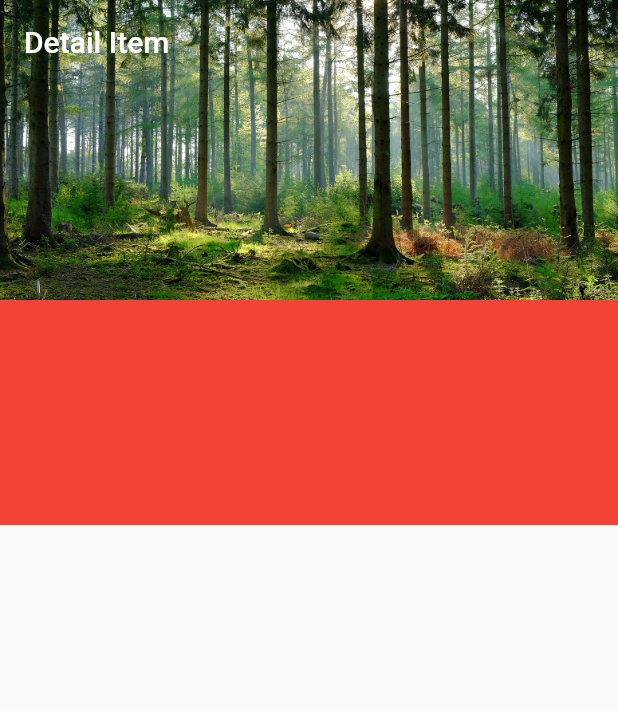
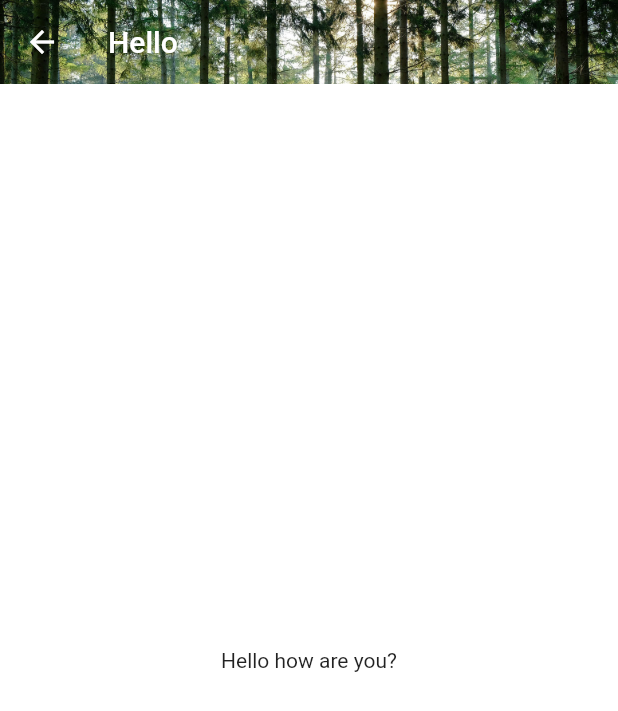
Before and after one commit to kegini/sempak, a Flutter app: the PageDetailItem screen opened directly, on a phone screen of 412 x 824 dp. Shown: the top 711 px of the screen. Run offline on Flutter 3.47's test engine with Material 2 defaults, Android fonts, the phone set to English and light mode, and no system bars; our stand-ins replace splashscreen.

Commit message:
Styling AppBar

```diff
--- a/lib/main.dart
+++ b/lib/main.dart
@@ -22,7 +22,10 @@ class _MyAppState extends State<MyApp> {
         navigateAfterSeconds: new AfterSplash(),
         title: new Text(
           'SemPAK',
-          style: new TextStyle(fontWeight: FontWeight.bold, fontSize: 20.0),
+          style: new TextStyle(
+            fontWeight: FontWeight.bold,
+            fontSize: 20.0,
+          ),
         ),
         image: new Image(
           image: AssetImage("images/logo.png"),
--- a/lib/page/home/page_home.dart
+++ b/lib/page/home/page_home.dart
@@ -116,8 +116,15 @@ class _MyHomePageState extends State<MyHomePage> {
     ////////////////////////////////////////////////////
     return Scaffold(
       appBar: AppBar(
-        title: Text(widget.title),
-      ),
+          title: Row(
+        mainAxisAlignment: MainAxisAlignment.center,
+        children: <Widget>[
+          Text(
+            widget.title,
+            textAlign: TextAlign.center,
+          ),
+        ],
+      )),
       body: Column(
         mainAxisAlignment: MainAxisAlignment.start,
         mainAxisSize: MainAxisSize.max,
--- a/lib/page/item/page_detail_item.dart
+++ b/lib/page/item/page_detail_item.dart
@@ -12,25 +12,28 @@ class PageDetailItem extends StatefulWidget {
 class _PageItemListState extends State<PageDetailItem> {
   @override
   Widget build(BuildContext context) {
-    return CustomScrollView(
-      slivers: <Widget>[
-        SliverAppBar(
-          title: Text(widget.title),
-          backgroundColor: Colors.green,
-          expandedHeight: 200.0,
-          flexibleSpace: FlexibleSpaceBar(
-            background: Image.asset('images/forest.jpg', fit: BoxFit.cover),
+    return Container(
+      child: new Stack(
+        children: <Widget>[
+          new Container(
+            child: new Image.asset('images/forest.jpg'),
+            color: Colors.lightGreen,
           ),
-        ),
-        SliverFixedExtentList(
-          itemExtent: 150.0,
-          delegate: SliverChildListDelegate(
-            [
-              Container(color: Colors.red),
-            ],
-          ),
-        ),
-      ],
+          new Scaffold(
+              appBar: new AppBar(
+                title: new Text('Hello'),
+                backgroundColor: Colors.transparent,
+                elevation: 0.0,
+              ),
+              backgroundColor: Colors.transparent,
+              body: new Container(
+                color: Colors.white,
+                child: new Center(
+                  child: new Text('Hello how are you?'),
+                ),
+              ))
+        ],
+      ),
     );
   }
 }
```
